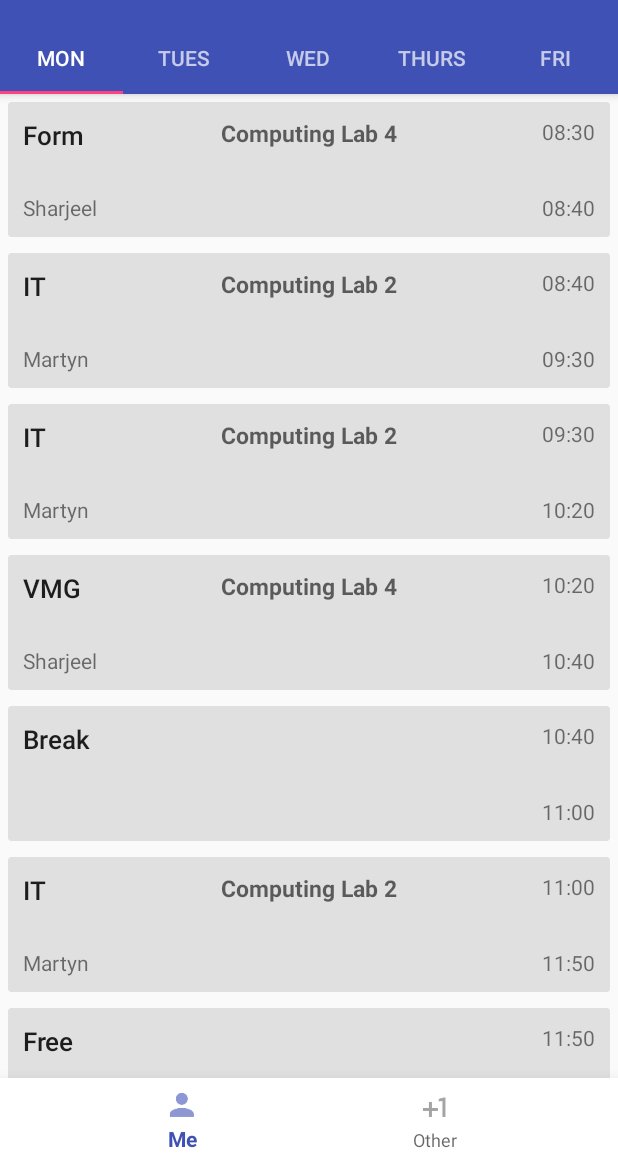
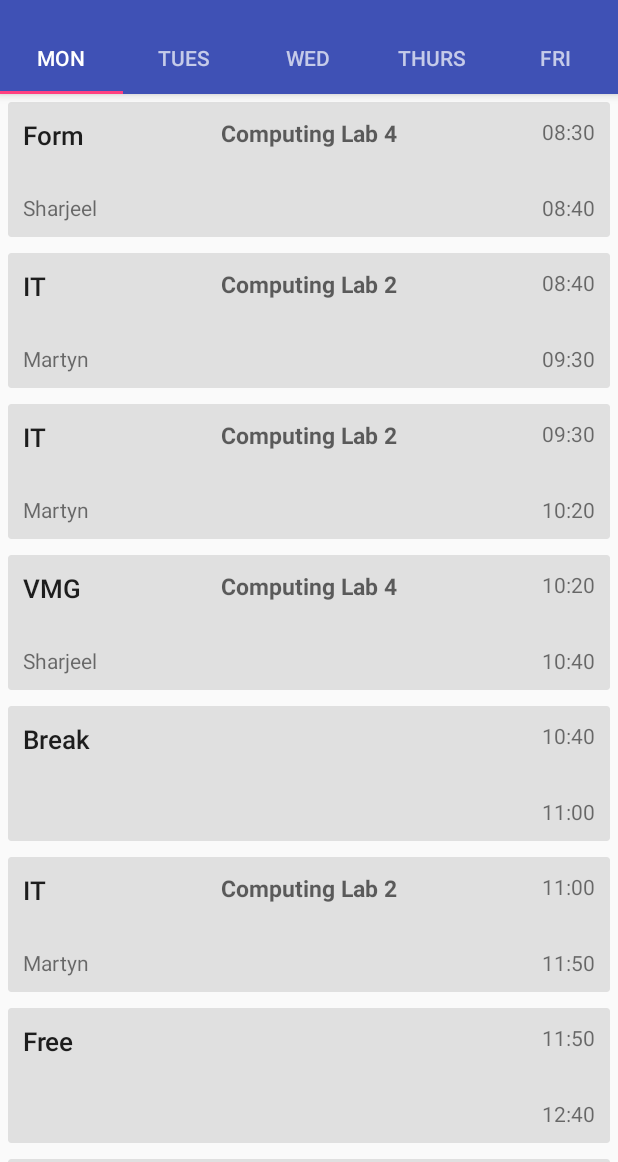
Before and after one commit to rb2750/Timetable, an Android app: the screen it shows after launch (MainActivity), on a phone screen of 412 x 824 dp, the part 74-1236 px from its top. Run offline under Robolectric (Android 15) with nearby library versions, the phone set to English and light mode, and no system bars.

Commit message:
Upgrade to AndroidX and remove user selection.

```diff
--- a/app/src/main/java/com/rb2750/timetable/CardViewActivity.java
+++ b/app/src/main/java/com/rb2750/timetable/CardViewActivity.java
@@ -1,7 +1,8 @@
 package com.rb2750.timetable;
 
-import android.support.v7.app.AppCompatActivity;
 import android.os.Bundle;
+
+import androidx.appcompat.app.AppCompatActivity;
 
 public class CardViewActivity extends AppCompatActivity
 {
--- a/app/src/main/java/com/rb2750/timetable/MainActivity.java
+++ b/app/src/main/java/com/rb2750/timetable/MainActivity.java
@@ -2,19 +2,20 @@ package com.rb2750.timetable;
 
 import android.graphics.Color;
 import android.os.Bundle;
-import android.support.annotation.NonNull;
-import android.support.design.widget.BottomNavigationView;
-import android.support.design.widget.TabLayout;
-import android.support.v4.app.Fragment;
-import android.support.v4.app.FragmentManager;
-import android.support.v4.app.FragmentPagerAdapter;
-import android.support.v4.view.ViewPager;
-import android.support.v7.app.AppCompatActivity;
-import android.support.v7.widget.LinearLayoutManager;
-import android.support.v7.widget.RecyclerView;
-import android.support.v7.widget.Toolbar;
 import android.view.*;
 import android.widget.Toast;
+
+import androidx.appcompat.app.AppCompatActivity;
+import androidx.appcompat.widget.Toolbar;
+import androidx.fragment.app.Fragment;
+import androidx.fragment.app.FragmentManager;
+import androidx.fragment.app.FragmentPagerAdapter;
+import androidx.recyclerview.widget.LinearLayoutManager;
+import androidx.recyclerview.widget.RecyclerView;
+import androidx.viewpager.widget.ViewPager;
+
+import com.google.android.material.bottomnavigation.BottomNavigationView;
+import com.google.android.material.tabs.TabLayout;
 
 import java.util.*;
 
@@ -25,10 +26,8 @@ public class MainActivity extends AppCompatActivity {
     private TabLayout tabLayout;
     private BottomNavigationView bottomBar;
     private static HashMap<Integer, HashMap<Integer, Period[]>> dayPeriods = new HashMap<>();
-    public static int selected = 0;
-
-    public static int me = 1;
-    public static int other = 2;
+    private static  int meId = 1;
+    public static int selectedPerson = meId;
 
     public static int dayOfWeek;
 
@@ -50,26 +49,25 @@ public class MainActivity extends AppCompatActivity {
 
         bottomBar = (BottomNavigationView) findViewById(R.id.navigation);
 
-        selected = bottomBar.getSelectedItemId();
+//        selected = bottomBar.getSelectedItemId();
+//
+//        bottomBar.setOnNavigationItemSelectedListener(new BottomNavigationView.OnNavigationItemSelectedListener() {
+//            @Override
+//            public boolean onNavigationItemSelected(@NonNull MenuItem item) {
+//                if (bottomBar.getSelectedItemId() == item.getItemId()) return false;
+//                selected = item.getItemId();
+//                tabLayout.removeAllTabs();
+//                mViewPager.setAdapter(mSectionsPagerAdapter);
+//                tabLayout.setupWithViewPager(mViewPager);
+//                selectToday();
+//                return true;
+//            }
+//        });
 
-        bottomBar.setOnNavigationItemSelectedListener(new BottomNavigationView.OnNavigationItemSelectedListener() {
-            @Override
-            public boolean onNavigationItemSelected(@NonNull MenuItem item) {
-                if (bottomBar.getSelectedItemId() == item.getItemId()) return false;
-                selected = item.getItemId();
-                tabLayout.removeAllTabs();
-                mViewPager.setAdapter(mSectionsPagerAdapter);
-                tabLayout.setupWithViewPager(mViewPager);
-                selectToday();
-                return true;
-            }
-        });
-
-        me = bottomBar.getMenu().getItem(0).getItemId();
-        other = bottomBar.getMenu().getItem(1).getItemId();
+//        me = bottomBar.getMenu().getItem(0).getItemId();
+//        other = bottomBar.getMenu().getItem(1).getItemId();
 
         createMeData();
-        createOtherData();
 
         selectToday();
     }
@@ -97,7 +95,7 @@ public class MainActivity extends AppCompatActivity {
 
     public static void createMeData() {
         int day = 1;
-        createDay(me, day,
+        createDay(meId, day,
                 new Period("Form", "Sharjeel", "Computing Lab 4", day, 10),
                 new Period("IT", "Martyn", "Computing Lab 2", day, 50),
                 new Period("IT", "Martyn", "Computing Lab 2", day, 50),
@@ -111,7 +109,7 @@ public class MainActivity extends AppCompatActivity {
                 new Period("Maths", "Philip", "Learning Base 13", day, 50)
         );
         day = 2;
-        createDay(me, day,
+        createDay(meId, day,
                 new Period("Form", "Sharjeel", "Computing Lab 4", day, 10),
                 new Period("Computer Science", "Colin", "Computing Lab 3", day, 50),
                 new Period("Computer Science", "Colin", "Computing Lab 3", day, 50),
@@ -125,7 +123,7 @@ public class MainActivity extends AppCompatActivity {
                 new Period("Free", "", "", day, 50)
         );
         day = 3;
-        createDay(me, day,
+        createDay(meId, day,
                 new Period("Form", "Sharjeel", "Computing Lab 4", day, 10),
                 new Period("Physics", "Darren", "City", day, 50),
                 new Period("Physics", "Darren", "City", day, 50),
@@ -139,7 +137,7 @@ public class MainActivity extends AppCompatActivity {
                 new Period("Free", "", "", day, 50)
         );
         day = 4;
-        createDay(me, day,
+        createDay(meId, day,
                 new Period("Form", "Sharjeel", "Computing Lab 4", day, 10),
                 new Period("Maths", "Robyn", "Learning Base 12", day, 50),
                 new Period("Maths", "Robyn", "Learning Base 12", day, 50),
@@ -153,7 +151,7 @@ public class MainActivity extends AppCompatActivity {
                 new Period("Computer Science", "Colin", "Computing Lab 3", day, 50)
         );
         day = 5;
-        createDay(me, day,
+        createDay(meId, day,
                 new Period("Free", "", "", day, 10),
                 new Period("Free", "", "", day, 50),
                 new Period("Free", "", "", day, 50),
@@ -168,12 +166,8 @@ public class MainActivity extends AppCompatActivity {
         );
     }
 
-    public static void createOtherData() {
-
-    }
-
     public static List<DataObject> createDataObjects(int day) {
-        return createDataObjects(day, selected);
+        return createDataObjects(day, selectedPerson);
     }
 
     public static List<DataObject> createDataObjects(int day, int person) {
@@ -181,7 +175,7 @@ public class MainActivity extends AppCompatActivity {
         if (!dayPeriods.get(person).containsKey(day)) return result;
         try {
             int startHour = 8;
-            int minute = person == me ? 30 : 55;
+            int minute = 30;
 
             Calendar c = Calendar.getInstance(Locale.UK);
             c.setTime(new Date());
--- a/app/src/main/java/com/rb2750/timetable/MyRecyclerViewAdapter.java
+++ b/app/src/main/java/com/rb2750/timetable/MyRecyclerViewAdapter.java
@@ -1,12 +1,13 @@
 package com.rb2750.timetable;
 
 import android.graphics.Color;
-import android.support.v7.widget.CardView;
-import android.support.v7.widget.RecyclerView;
 import android.view.LayoutInflater;
 import android.view.View;
 import android.view.ViewGroup;
 import android.widget.TextView;
+
+import androidx.cardview.widget.CardView;
+import androidx.recyclerview.widget.RecyclerView;
 
 import java.util.ArrayList;
 import java.util.List;
--- a/app/src/main/res/layout/activity_card_view.xml
+++ b/app/src/main/res/layout/activity_card_view.xml
@@ -5,7 +5,7 @@
               android:layout_height="wrap_content"
               android:orientation="vertical">
 
-    <android.support.v7.widget.CardView
+    <androidx.cardview.widget.CardView
             android:id="@+id/card_view"
             android:layout_width="fill_parent"
             android:layout_height="90dp"
@@ -54,7 +54,7 @@
                     android:textAppearance="@android:style/TextAppearance.Material.Title"
                     android:textSize="17sp" android:layout_alignParentTop="true" android:layout_alignParentStart="true"/>
         </RelativeLayout>
-    </android.support.v7.widget.CardView>
+    </androidx.cardview.widget.CardView>
 
 
 </LinearLayout>
--- a/app/src/main/res/layout/activity_main.xml
+++ b/app/src/main/res/layout/activity_main.xml
@@ -6,52 +6,51 @@
                 android:layout_width="match_parent"
                 android:layout_height="match_parent"
                 tools:context="com.rb2750.timetable.MainActivity">
-    <android.support.design.widget.CoordinatorLayout
+    <androidx.coordinatorlayout.widget.CoordinatorLayout
             android:id="@+id/main_coordinator"
             android:layout_width="match_parent"
             android:layout_height="match_parent"
             android:fitsSystemWindows="true"
             android:layout_above="@+id/navigation">
 
-
-        <android.support.design.widget.AppBarLayout
+        <com.google.android.material.appbar.AppBarLayout
                 android:id="@+id/appbar"
                 android:layout_width="match_parent"
                 android:layout_height="wrap_content"
                 android:paddingTop="@dimen/appbar_padding_top"
                 android:theme="@style/AppTheme.AppBarOverlay">
 
-            <android.support.v7.widget.Toolbar
+            <androidx.appcompat.widget.Toolbar
                     android:id="@+id/toolbar"
                     android:layout_width="match_parent"
                     android:layout_height="wrap_content"
                     android:minHeight="?attr/actionBarSize"
                     android:background="?attr/colorPrimary">
 
-            </android.support.v7.widget.Toolbar>
+            </androidx.appcompat.widget.Toolbar>
 
-            <android.support.design.widget.TabLayout
+            <com.google.android.material.tabs.TabLayout
                     android:id="@+id/tabs"
                     android:layout_width="match_parent"
                     android:layout_height="wrap_content"/>
 
-        </android.support.design.widget.AppBarLayout>
+        </com.google.android.material.appbar.AppBarLayout>
 
-        <android.support.v4.view.ViewPager
+        <androidx.viewpager.widget.ViewPager
                 android:id="@+id/container"
                 android:layout_width="match_parent"
                 android:layout_height="match_parent"
                 android:layout_alignParentTop="false"
                 app:layout_behavior="@string/appbar_scrolling_view_behavior">
-        </android.support.v4.view.ViewPager>
-    </android.support.design.widget.CoordinatorLayout>
-    <android.support.design.widget.BottomNavigationView
-            android:id="@+id/navigation"
-            android:layout_width="match_parent"
-            android:layout_height="56dp"
-            android:layout_gravity="bottom"
-            android:layout_alignParentBottom="true"
-            android:background="@android:color/white"
-            app:elevation="16dp"
-            app:menu="@menu/navigation_items"/>
+        </androidx.viewpager.widget.ViewPager>
+    </androidx.coordinatorlayout.widget.CoordinatorLayout>
+<!--    <com.google.android.material.bottomnavigation.BottomNavigationView-->
+<!--            android:id="@+id/navigation"-->
+<!--            android:layout_width="match_parent"-->
+<!--            android:layout_height="56dp"-->
+<!--            android:layout_gravity="bottom"-->
+<!--            android:layout_alignParentBottom="true"-->
+<!--            android:background="@android:color/white"-->
+<!--            app:elevation="16dp"-->
+<!--            app:menu="@menu/navigation_items"/>-->
 </RelativeLayout>
--- a/app/src/main/res/layout/timetable.xml
+++ b/app/src/main/res/layout/timetable.xml
@@ -4,7 +4,7 @@
                 android:layout_height="match_parent"
                 tools:context=".MainActivity">
 
-        <android.support.v7.widget.RecyclerView
+        <androidx.recyclerview.widget.RecyclerView
                 android:id="@+id/my_recycler_view"
                 android:layout_width="match_parent"
                 android:layout_height="match_parent"
--- a/app/src/main/res/values-v21/styles.xml
+++ b/app/src/main/res/values-v21/styles.xml
@@ -1,8 +1,8 @@
 <resources>
-    <style name="AppTheme.NoActionBar">
-        <item name="windowActionBar">false</item>
-        <item name="windowNoTitle">true</item>
-        <item name="android:windowDrawsSystemBarBackgrounds">true</item>
-        <item name="android:statusBarColor">@android:color/transparent</item>
-    </style>
+<!--    <style name="AppTheme.NoActionBar">-->
+<!--        <item name="windowActionBar">false</item>-->
+<!--        <item name="windowNoTitle">true</item>-->
+<!--        <item name="android:windowDrawsSystemBarBackgrounds">true</item>-->
+<!--        <item name="android:statusBarColor">@android:color/transparent</item>-->
+<!--    </style>-->
 </resources>
--- a/app/src/main/res/values/colors.xml
+++ b/app/src/main/res/values/colors.xml
@@ -2,5 +2,6 @@
 <resources>
     <color name="colorPrimary">#3F51B5</color>
     <color name="colorPrimaryDark">#303F9F</color>
+    <color name="dark">#000000</color>
     <color name="colorAccent">#FF4081</color>
 </resources>
--- a/app/src/main/res/values/styles.xml
+++ b/app/src/main/res/values/styles.xml
@@ -6,10 +6,14 @@
         <item name="colorPrimary">@color/colorPrimary</item>
         <item name="colorPrimaryDark">@color/colorPrimaryDark</item>
         <item name="colorAccent">@color/colorAccent</item>
+        <item name="android:windowTitleBackgroundStyle">@color/colorPrimaryDark</item>
     </style>
     <style name="AppTheme.NoActionBar">
         <item name="windowActionBar">false</item>
         <item name="windowNoTitle">true</item>
+        <item name="colorPrimary">@color/colorPrimary</item>
+        <item name="colorPrimaryDark">@color/colorPrimaryDark</item>
+        <item name="colorAccent">@color/colorAccent</item>
     </style>
     <style name="AppTheme.AppBarOverlay" parent="ThemeOverlay.AppCompat.Dark.ActionBar"/>
     <style name="AppTheme.PopupOverlay" parent="ThemeOverlay.AppCompat.Light"/>
--- a/build.gradle
+++ b/build.gradle
@@ -1,4 +1,5 @@
 // Top-level build file where you can add configuration options common to all sub-projects/modules.
+
 
 buildscript {
     repositories {
@@ -9,7 +10,7 @@ buildscript {
         }
     }
     dependencies {
-        classpath 'com.android.tools.build:gradle:3.0.1'
+        classpath 'com.android.tools.build:gradle:3.6.3'
         // NOTE: Do not place your application dependencies here; they belong
         // in the individual module build.gradle files
     }
--- a/gradle.properties
+++ b/gradle.properties
@@ -10,6 +10,9 @@
 # Specifies the JVM arguments used for the daemon process.
 # The setting is particularly useful for tweaking memory settings.
 org.gradle.jvmargs=-Xmx1536m
+android.useAndroidX=true
+android.enableJetifier=true
+
 
 # When configured, Gradle will run in incubating parallel mode.
 # This option should only be used with decoupled projects. More details, visit
```
Also changed, not shown: app/build.gradle (+11 -13 lines), gradle/wrapper/gradle-wrapper.properties.
